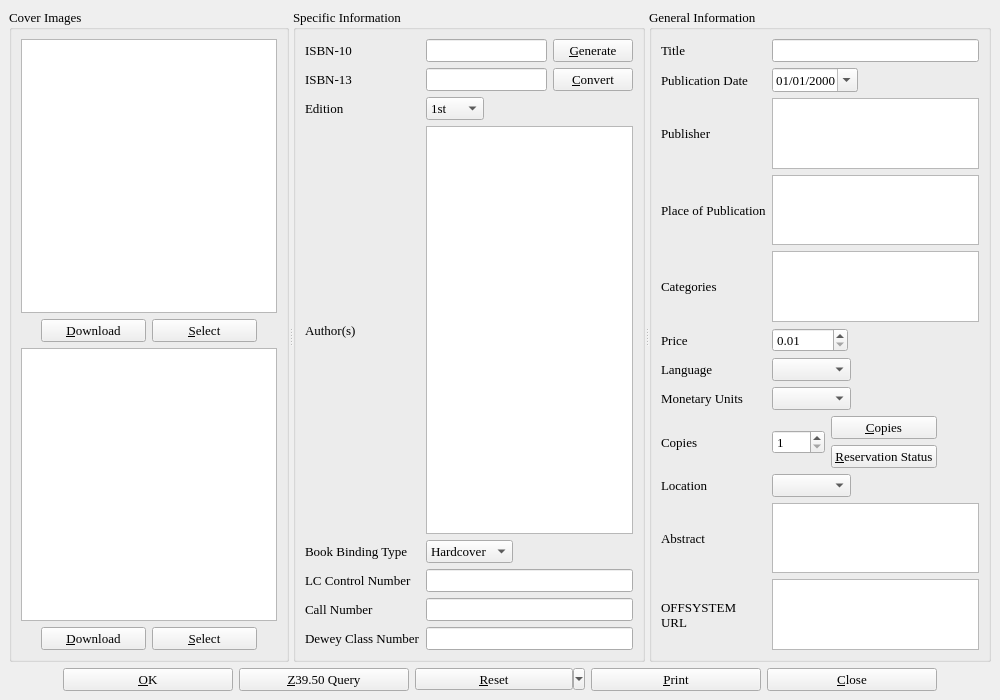
The window that bookinfo.ui (textbrowser/biblioteq) describes before a commit, drawn with Qt 5.
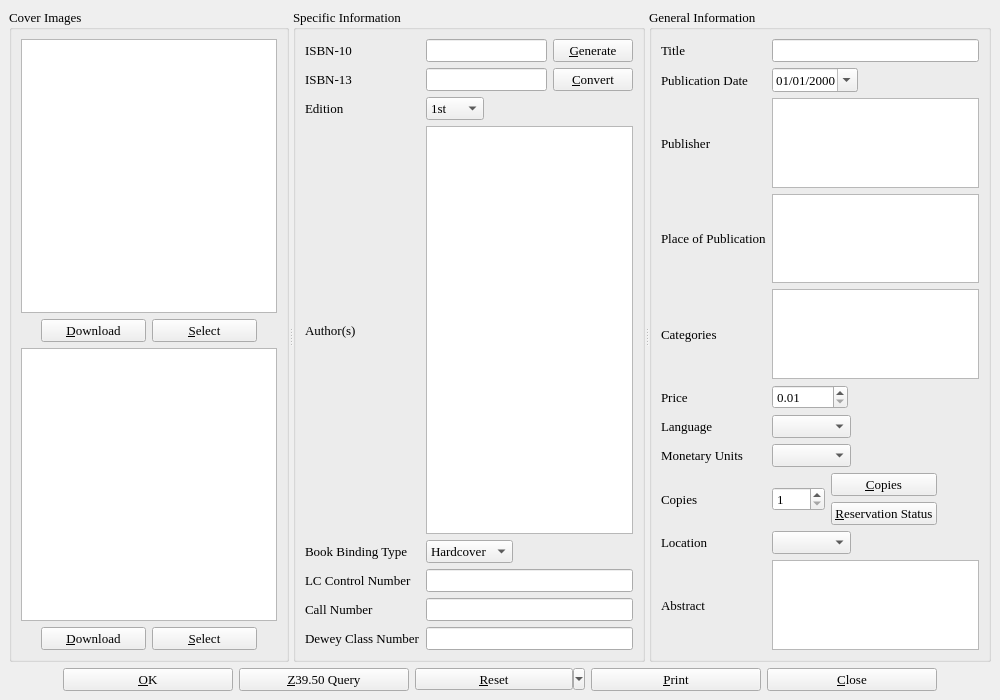
The same window after the commit. Icons and pictures are not drawn. Custom widgets are drawn as their Qt base class.

Commit message: Created the 6.22.d branch directory. Version 6.30 will be without Offsystem.

Diff of the .ui file:
```diff
--- a/bookinfo.ui
+++ b/bookinfo.ui
@@ -915,27 +915,6 @@
           </property>
          </widget>
         </item>
-        <item row="11" column="0" >
-         <widget class="QLabel" name="label_19" >
-          <property name="text" >
-           <string>OFFSYSTEM
-URL</string>
-          </property>
-         </widget>
-        </item>
-        <item row="11" column="1" >
-         <widget class="QTextBrowser" name="url" >
-          <property name="readOnly" >
-           <bool>false</bool>
-          </property>
-          <property name="textInteractionFlags" >
-           <set>Qt::LinksAccessibleByKeyboard|Qt::LinksAccessibleByMouse|Qt::TextBrowserInteraction|Qt::TextEditable|Qt::TextEditorInteraction|Qt::TextSelectableByKeyboard|Qt::TextSelectableByMouse</set>
-          </property>
-          <property name="openExternalLinks" >
-           <bool>true</bool>
-          </property>
-         </widget>
-        </item>
         <item row="4" column="1" >
          <widget class="hyperlinked_text_edit" name="category" >
           <property name="readOnly" >
```
Left out of the diff: 1 changed line with no effect on the pictures. The commit also changes 161 other files.
